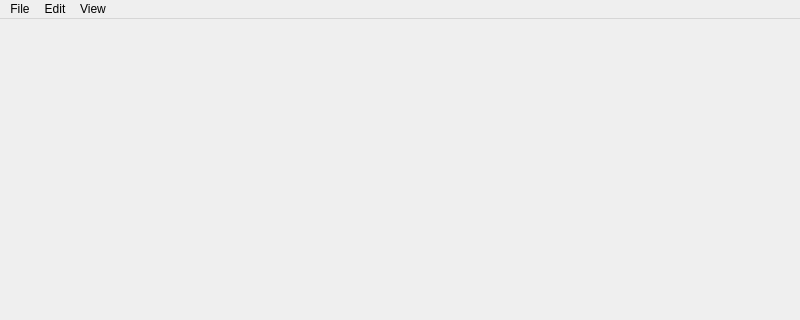
Qt form src/interface/mainwindow2.ui (pencil2d/pencil) before a commit; both pictures show x 0 to 800 and y 0 to 320 of the 800 by 600 pixel window.
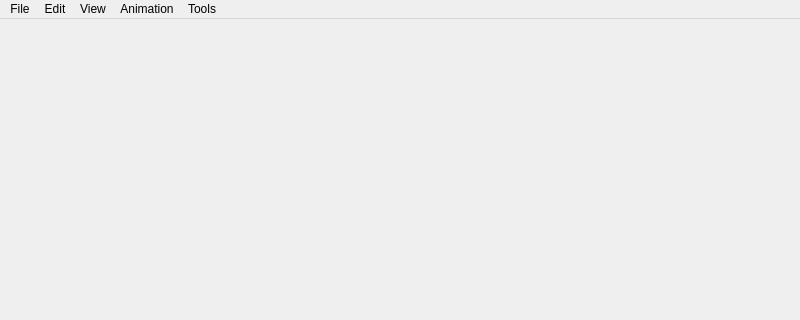
The same form after that commit. Icons and pictures are not drawn.

Commit message: MainWindow2: move animation menu to .ui

```diff
--- a/src/interface/mainwindow2.ui
+++ b/src/interface/mainwindow2.ui
@@ -120,9 +120,31 @@
     <addaction name="separator"/>
     <addaction name="menuOnion_Skin"/>
    </widget>
+   <widget class="QMenu" name="menuAnimation">
+    <property name="title">
+     <string>Animation</string>
+    </property>
+    <addaction name="actionPlay"/>
+    <addaction name="actionLoop"/>
+    <addaction name="separator"/>
+    <addaction name="actionNext_Frame"/>
+    <addaction name="actionPrevious_Frame"/>
+    <addaction name="separator"/>
+    <addaction name="actionExtend_Frame"/>
+    <addaction name="actionAdd_Frame"/>
+    <addaction name="actionDuplicate_Frame"/>
+    <addaction name="actionRemove_Frame"/>
+   </widget>
+   <widget class="QMenu" name="menuTools">
+    <property name="title">
+     <string>Tools</string>
+    </property>
+   </widget>
    <addaction name="menuFile"/>
    <addaction name="menuEdit"/>
    <addaction name="menuView"/>
+   <addaction name="menuAnimation"/>
+   <addaction name="menuTools"/>
   </widget>
   <widget class="QStatusBar" name="statusbar"/>
   <action name="actionNew">
```
Left out of the diff: 71 changed lines with no effect on the pictures. The commit also changes 2 other files.
